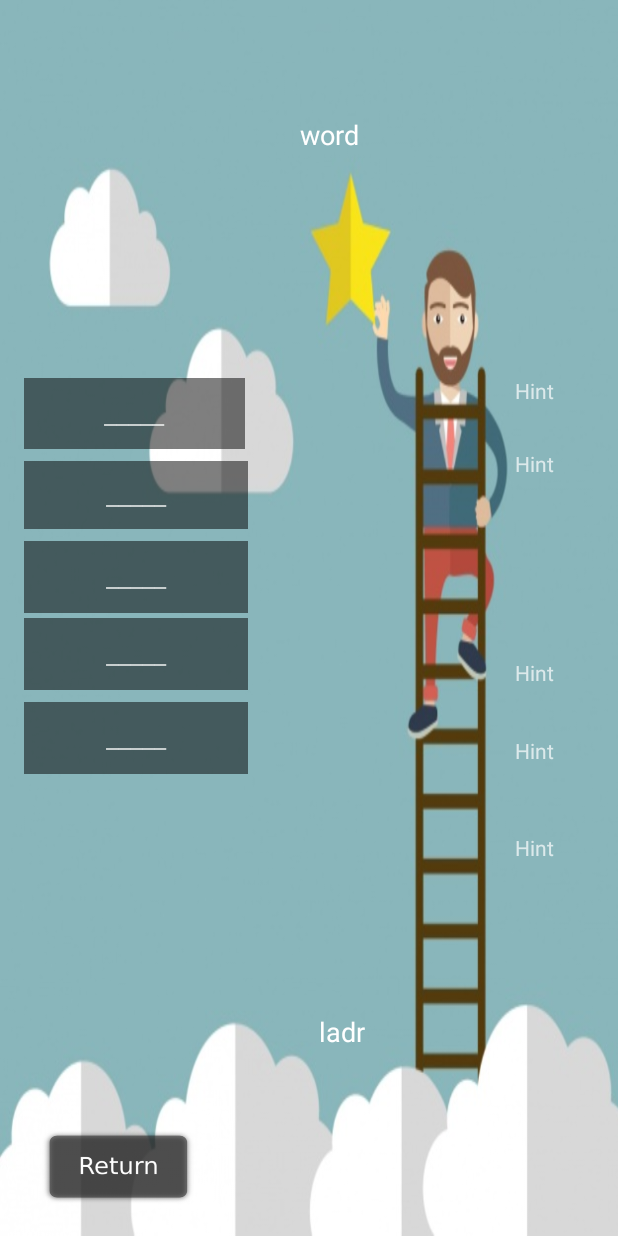
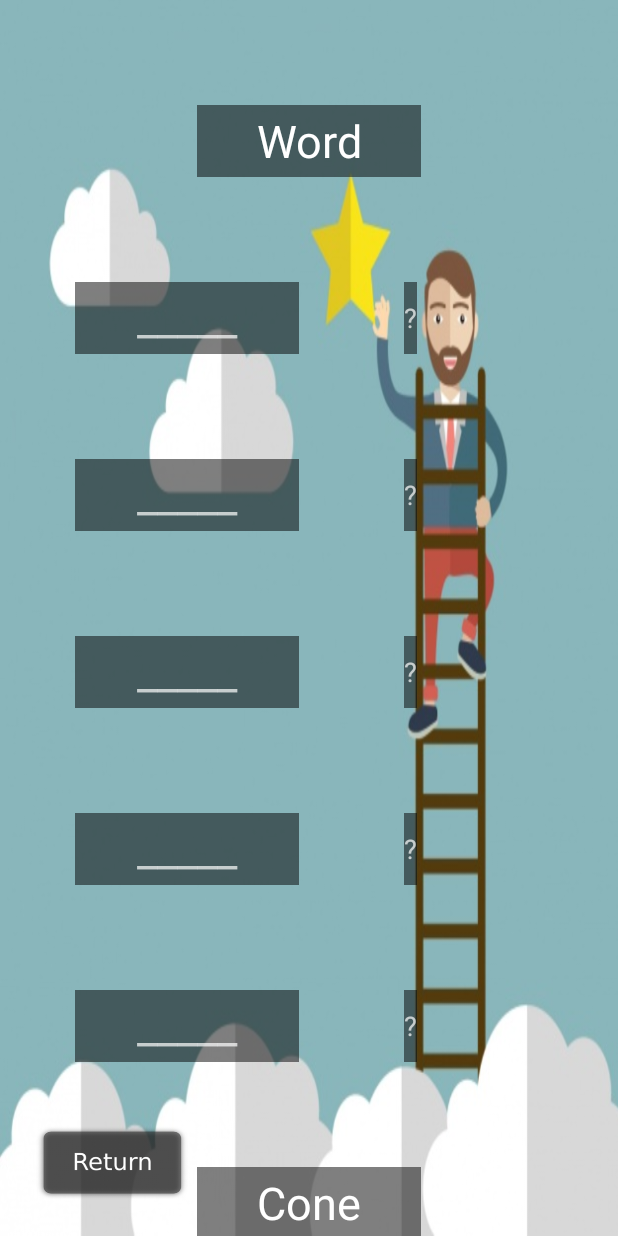
Before and after one commit to bjmcallister/CSC331-FA17-MBMGames, an Android app: the WordLadder screen opened directly, with no data from a screen before it, on a phone screen of 412 x 824 dp. Run offline under Robolectric (Android 15) with nearby library versions, the phone set to English and light mode, and no system bars.

Commit message:
Testing git through android studio

```diff
--- a/app/src/main/java/com/example/spencermassey/test/WordLadder.java
+++ b/app/src/main/java/com/example/spencermassey/test/WordLadder.java
@@ -5,6 +5,7 @@ import android.os.Bundle;
 import android.support.v7.app.AppCompatActivity;
 import android.view.View;
 import android.graphics.Color;
+import android.view.WindowManager;
 import android.widget.EditText;
 import android.widget.TextView;
 import java.lang.String;
@@ -15,11 +16,11 @@ import static com.example.spencermassey.test.R.id.Answer;
 import static com.example.spencermassey.test.R.id.editText;
 
 public class WordLadder extends AppCompatActivity {
-    public String hint = "given hint";
-    public String hint1 = "given hint 1";
-    public String hint2 = "given hint 2";
-    public String hint3 = "given hint 3";
-    public String hint4 = "given hint 4";
+    public String hint = "A person who has authority over others";
+    public String hint1 = "The rendered fat of hogs";
+    public String hint2 = "Any part of the earth's surface not covered by water";
+    public String hint3 = "Part of a highway large enough for one vehicle";
+    public String hint4 = "A stick or short staff used to assist one in walking";
     public String Correct = "Correct";
     public String Incorrect = "Incorrect";
 
@@ -27,7 +28,7 @@ public class WordLadder extends AppCompatActivity {
     protected void onCreate(Bundle savedInstanceState) {
         super.onCreate(savedInstanceState);
         setContentView(R.layout.activity_word_ladder);
-        ((EditText)findViewById(R.id.Answer)).setOnFocusChangeListener(new View.OnFocusChangeListener() {
+            ((EditText) findViewById(R.id.Answer)).setOnFocusChangeListener(new View.OnFocusChangeListener() {
 
                 @Override
                 public void onFocusChange(View v, boolean hasFocus) {
@@ -36,17 +37,17 @@ public class WordLadder extends AppCompatActivity {
     */
                     EditText userInput = (EditText) findViewById(R.id.Answer);
                     if (!hasFocus) {
-                    if((userInput.getText().toString().equals("ward"))){
-                        userInput.setTextColor(Color.GREEN);}
-
-                    else {
-                        userInput.setTextColor(Color.RED);
+                        if ((userInput.getText().toString().equals("lord"))) {
+                            userInput.setTextColor(Color.GREEN);
+                        } else {
+                            //userInput.setTextColor(Color.RED);
                         }
                     }
                 }
             });
 
-        ((EditText)findViewById(R.id.Answer1)).setOnFocusChangeListener(new View.OnFocusChangeListener() {
+
+            ((EditText) findViewById(R.id.Answer1)).setOnFocusChangeListener(new View.OnFocusChangeListener() {
 
                 @Override
                 public void onFocusChange(View v, boolean hasFocus) {
@@ -55,34 +56,15 @@ public class WordLadder extends AppCompatActivity {
     */
                     EditText userInput = (EditText) findViewById(R.id.Answer1);
                     if (!hasFocus) {
-                    if((userInput.getText().toString().equals("lard"))){
-                        userInput.setTextColor(Color.GREEN);}
-
-                    else {
-                        userInput.setTextColor(Color.RED);
+                        if ((userInput.getText().toString().equals("lard"))) {
+                            userInput.setTextColor(Color.GREEN);
+                        } else {
+                            //userInput.setTextColor(Color.RED);
                         }
                     }
                 }
             });
-        ((EditText)findViewById(R.id.Answer1)).setOnFocusChangeListener(new View.OnFocusChangeListener() {
-
-            @Override
-            public void onFocusChange(View v, boolean hasFocus) {
-    /* When focus is lost check that the text field
-    * has valid values.
-    */
-                EditText userInput = (EditText) findViewById(R.id.Answer1);
-                if (!hasFocus) {
-                    if((userInput.getText().toString().equals("lard"))){
-                        userInput.setTextColor(Color.GREEN);}
-
-                    else {
-                        userInput.setTextColor(Color.RED);
-                    }
-                }
-            }
-        });
-        ((EditText)findViewById(R.id.Answer2)).setOnFocusChangeListener(new View.OnFocusChangeListener() {
+            ((EditText) findViewById(R.id.Answer2)).setOnFocusChangeListener(new View.OnFocusChangeListener() {
 
                 @Override
                 public void onFocusChange(View v, boolean hasFocus) {
@@ -91,16 +73,15 @@ public class WordLadder extends AppCompatActivity {
     */
                     EditText userInput = (EditText) findViewById(R.id.Answer2);
                     if (!hasFocus) {
-                    if((userInput.getText().toString().equals("laid"))){
-                        userInput.setTextColor(Color.GREEN);}
-
-                    else {
-                        userInput.setTextColor(Color.RED);
+                        if ((userInput.getText().toString().equals("land"))) {
+                            userInput.setTextColor(Color.GREEN);
+                        } else {
+                            //userInput.setTextColor(Color.RED);
                         }
                     }
                 }
             });
-        ((EditText)findViewById(R.id.Answer3)).setOnFocusChangeListener(new View.OnFocusChangeListener() {
+            ((EditText) findViewById(R.id.Answer3)).setOnFocusChangeListener(new View.OnFocusChangeListener() {
 
                 @Override
                 public void onFocusChange(View v, boolean hasFocus) {
@@ -109,16 +90,15 @@ public class WordLadder extends AppCompatActivity {
     */
                     EditText userInput = (EditText) findViewById(R.id.Answer3);
                     if (!hasFocus) {
-                    if((userInput.getText().toString().equals("lair"))){
-                        userInput.setTextColor(Color.GREEN);}
-
-                    else {
-                        userInput.setTextColor(Color.RED);
+                        if ((userInput.getText().toString().equals("lane"))) {
+                            userInput.setTextColor(Color.GREEN);
+                        } else {
+                            //userInput.setTextColor(Color.RED);
                         }
                     }
                 }
             });
-        ((EditText)findViewById(R.id.Answer4)).setOnFocusChangeListener(new View.OnFocusChangeListener() {
+            ((EditText) findViewById(R.id.Answer4)).setOnFocusChangeListener(new View.OnFocusChangeListener() {
 
                 @Override
                 public void onFocusChange(View v, boolean hasFocus) {
@@ -127,15 +107,15 @@ public class WordLadder extends AppCompatActivity {
     */
                     EditText userInput = (EditText) findViewById(R.id.Answer4);
                     if (!hasFocus) {
-                    if((userInput.getText().toString().equals("ladr"))){
-                        userInput.setTextColor(Color.GREEN);}
-
-                    else {
-                        userInput.setTextColor(Color.RED);
+                        if ((userInput.getText().toString().equals("cane"))) {
+                            userInput.setTextColor(Color.GREEN);
+                        } else {
+                            //userInput.setTextColor(Color.RED);
                         }
                     }
                 }
             });
+
     }
     public void GoHome(View view)
     {
@@ -149,7 +129,7 @@ public class WordLadder extends AppCompatActivity {
         tv.setText(hint);
 
         //assign the textview forecolor
-        tv.setTextColor(Color.GREEN);
+        //tv.setTextColor(Color.GREEN);
     }
     public void display1(View v)
     {
@@ -158,7 +138,7 @@ public class WordLadder extends AppCompatActivity {
         tv.setText(hint1);
 
         //assign the textview forecolor
-        tv.setTextColor(Color.GREEN);
+        //tv.setTextColor(Color.GREEN);
     }
 
 
@@ -169,7 +149,7 @@ public class WordLadder extends AppCompatActivity {
         tv.setText(hint2);
 
         //assign the textview forecolor
-        tv.setTextColor(Color.GREEN);
+        //tv.setTextColor(Color.GREEN);
     }
 
     public void display3(View v)
@@ -179,7 +159,7 @@ public class WordLadder extends AppCompatActivity {
         tv.setText(hint3);
 
         //assign the textview forecolor
-        tv.setTextColor(Color.GREEN);
+        //tv.setTextColor(Color.GREEN);
     }
     public void display4(View v)
     {
@@ -188,6 +168,6 @@ public class WordLadder extends AppCompatActivity {
         tv.setText(hint4);
 
         //assign the textview forecolor
-        tv.setTextColor(Color.GREEN);
+        //tv.setTextColor(Color.GREEN);
     }
 }
--- a/app/src/main/res/layout/activity_word_ladder.xml
+++ b/app/src/main/res/layout/activity_word_ladder.xml
@@ -11,180 +11,208 @@
 
     <TextView
         android:id="@+id/hint"
-        android:layout_width="27dp"
-        android:layout_height="39dp"
-        android:layout_marginBottom="9dp"
-        android:layout_marginEnd="41dp"
-        android:layout_marginRight="41dp"
+        android:layout_width="wrap_content"
+        android:layout_height="48dp"
+        android:layout_marginLeft="70dp"
+        android:layout_marginTop="70dp"
+        android:background="@android:drawable/screen_background_dark_transparent"
+        android:gravity="center"
         android:onClick="display"
         android:text="@string/hint"
-        app:layout_constraintBottom_toTopOf="@+id/hint1"
-        app:layout_constraintRight_toRightOf="parent"
-        tools:layout_constraintBottom_creator="1"
-        tools:layout_constraintRight_creator="1" />
+        android:textSize="18sp"
+        app:layout_constraintLeft_toRightOf="@+id/Answer"
+        app:layout_constraintTop_toBottomOf="@+id/start" />
 
     <TextView
         android:id="@+id/hint1"
-        android:layout_width="31dp"
-        android:layout_height="58dp"
-        android:layout_marginBottom="137dp"
-        android:layout_marginEnd="1dp"
-        android:layout_marginRight="1dp"
-        android:layout_marginTop="136dp"
+        android:layout_width="wrap_content"
+        android:layout_height="48dp"
+        android:layout_marginLeft="70dp"
+        android:layout_marginTop="70dp"
+        android:background="@android:drawable/screen_background_dark_transparent"
+        android:gravity="center"
         android:onClick="display1"
         android:text="@string/hint"
-        app:layout_constraintBottom_toTopOf="@+id/hint4"
-        app:layout_constraintHorizontal_bias="0.0"
-        app:layout_constraintLeft_toLeftOf="@+id/hint"
-        app:layout_constraintRight_toRightOf="@+id/hint4"
-        app:layout_constraintTop_toBottomOf="@+id/Start"
-        tools:layout_constraintBottom_creator="1"
-        tools:layout_constraintLeft_creator="1"
-        tools:layout_constraintRight_creator="1"
-        tools:layout_constraintTop_creator="1"
-        tools:layout_editor_absoluteY="190dp" />
+        android:textSize="18sp"
+        app:layout_constraintLeft_toRightOf="@+id/Answer1"
+        app:layout_constraintTop_toBottomOf="@+id/hint" />
 
     <TextView
         android:id="@+id/hint2"
-        android:layout_width="51dp"
-        android:layout_height="52dp"
-        android:layout_marginBottom="0dp"
+        android:layout_width="wrap_content"
+        android:layout_height="48dp"
+        android:layout_marginLeft="70dp"
+        android:layout_marginTop="70dp"
+        android:background="@android:drawable/screen_background_dark_transparent"
+        android:gravity="center"
         android:onClick="display2"
         android:text="@string/hint"
-        app:layout_constraintBottom_toTopOf="@+id/hint3"
-        app:layout_constraintHorizontal_bias="0.0"
-        app:layout_constraintLeft_toLeftOf="@+id/hint3"
-        app:layout_constraintRight_toRightOf="@+id/hint3"
-        tools:layout_constraintBottom_creator="1"
-        tools:layout_constraintLeft_creator="1"
-        tools:layout_constraintRight_creator="1"
-        tools:layout_editor_absoluteX="327dp"
-        tools:layout_editor_absoluteY="260dp" />
+        android:textSize="18sp"
+        app:layout_constraintLeft_toRightOf="@+id/Answer2"
+        app:layout_constraintTop_toBottomOf="@+id/hint1" />
 
     <TextView
         android:id="@+id/hint3"
-        android:layout_width="35dp"
-        android:layout_height="43dp"
-        android:layout_marginBottom="290dp"
+        android:layout_width="wrap_content"
+        android:layout_height="48dp"
+        android:layout_marginLeft="70dp"
+        android:layout_marginTop="70dp"
+        android:background="@android:drawable/screen_background_dark_transparent"
+        android:gravity="center"
         android:onClick="display3"
         android:text="@string/hint"
-        app:layout_constraintBottom_toBottomOf="parent"
-        app:layout_constraintHorizontal_bias="0.0"
-        app:layout_constraintLeft_toLeftOf="@+id/hint4"
-        app:layout_constraintRight_toRightOf="@+id/hint4"
-        tools:layout_constraintBottom_creator="1"
-        tools:layout_constraintLeft_creator="1"
-        tools:layout_constraintRight_creator="1" />
+        android:textSize="18sp"
+        app:layout_constraintLeft_toRightOf="@+id/Answer3"
+        app:layout_constraintTop_toBottomOf="@+id/hint2" />
 
     <TextView
         android:id="@+id/hint4"
-        android:layout_width="29dp"
-        android:layout_height="57dp"
+        android:layout_width="wrap_content"
+        android:layout_height="48dp"
+        android:layout_marginLeft="70dp"
+        android:layout_marginTop="70dp"
+        android:background="@android:drawable/screen_background_dark_transparent"
+        android:gravity="center"
+        android:onClick="display4"
         android:text="@string/hint"
-        android:onClick="display4"
-        tools:layout_constraintTop_creator="1"
-        tools:layout_constraintRight_creator="1"
-        tools:layout_constraintBottom_creator="1"
-        app:layout_constraintBottom_toTopOf="@+id/End"
-        android:layout_marginEnd="39dp"
+        android:textSize="18sp"
+        app:layout_constraintLeft_toRightOf="@+id/Answer4"
+        app:layout_constraintTop_toBottomOf="@+id/hint3" />
+
+    <EditText
+        android:id="@+id/start"
+        android:layout_width="149dp"
+        android:layout_height="48dp"
+        android:layout_marginTop="70dp"
+        android:background="@android:drawable/screen_background_dark_transparent"
+        android:ems="10"
+        android:focusable="false"
+        android:gravity="center"
+        android:inputType="textPersonName"
+        android:text="@string/start"
+        android:textSize="30sp"
+        app:layout_constraintLeft_toLeftOf="parent"
         app:layout_constraintRight_toRightOf="parent"
-        android:layout_marginTop="69dp"
-        app:layout_constraintTop_toBottomOf="@+id/hint2"
-        android:layout_marginBottom="70dp"
-        android:layout_marginRight="39dp"
-        app:layout_constraintVertical_bias="0.411" />
+        app:layout_constraintTop_toTopOf="parent" />
 
     <EditText
         android:id="@+id/Answer"
-        android:layout_width="147dp"
-        android:layout_height="47dp"
-        android:layout_marginLeft="68dp"
-        android:layout_marginStart="16dp"
+        android:layout_width="149dp"
+        android:layout_height="48dp"
+        android:layout_marginLeft="50dp"
+        android:layout_marginStart="50dp"
+        android:layout_marginTop="70dp"
         android:background="@android:drawable/screen_background_dark_transparent"
+        android:capitalize="words"
         android:ems="10"
+        android:focusedByDefault="true"
         android:gravity="center"
         android:hint="@string/answer"
+        android:imeOptions="actionNext"
         android:inputType="textPersonName"
-        app:layout_constraintBottom_toTopOf="@+id/hint1"
+        android:nextFocusDown="@+id/Answer1"
+        android:selectAllOnFocus="true"
+        android:textSize="30sp"
         app:layout_constraintLeft_toLeftOf="parent"
-        app:layout_constraintTop_toTopOf="@+id/hint"
-        app:layout_constraintVertical_bias="1.0"
-        tools:layout_constraintBottom_creator="1"
-        tools:layout_constraintLeft_creator="1"
-        tools:layout_constraintTop_creator="1" />
+        app:layout_constraintTop_toBottomOf="@+id/start" />
 
     <EditText
         android:id="@+id/Answer1"
         android:layout_width="149dp"
-        android:layout_height="45dp"
-        android:layout_marginTop="8dp"
+        android:layout_height="48dp"
+        android:layout_marginLeft="50dp"
+        android:layout_marginStart="50dp"
+        android:layout_marginTop="70dp"
         android:background="@android:drawable/screen_background_dark_transparent"
+        android:capitalize="words"
         android:ems="10"
         android:gravity="center"
         android:hint="@string/answer"
+        android:imeOptions="actionNext"
         android:inputType="textPersonName"
-        app:layout_constraintHorizontal_bias="0.285"
-        app:layout_constraintLeft_toLeftOf="@+id/Answer"
-        app:layout_constraintRight_toRightOf="@+id/Answer"
-        app:layout_constraintTop_toBottomOf="@+id/Answer"
-        tools:layout_constraintLeft_creator="1"
-        tools:layout_constraintRight_creator="1"
-        tools:layout_constraintTop_creator="1"
-        tools:layout_editor_absoluteY="231dp" />
+        android:nextFocusDown="@+id/Answer2"
+        android:selectAllOnFocus="true"
+        android:textSize="30sp"
+        app:layout_constraintLeft_toLeftOf="parent"
+        app:layout_constraintTop_toBottomOf="@+id/Answer" />
 
 
     <EditText
         android:id="@+id/Answer2"
-        android:layout_width="0dp"
+        android:layout_width="149dp"
         android:layout_height="48dp"
-        android:layout_marginTop="8dp"
+        android:layout_marginLeft="50dp"
+        android:layout_marginStart="50dp"
+        android:layout_marginTop="70dp"
         android:background="@android:drawable/screen_background_dark_transparent"
+        android:capitalize="words"
         android:ems="10"
         android:gravity="center"
         android:hint="@string/answer"
+        android:imeOptions="actionNext"
         android:inputType="textPersonName"
-        app:layout_constraintLeft_toLeftOf="@+id/Answer1"
-        app:layout_constraintRight_toRightOf="@+id/Answer1"
-        app:layout_constraintTop_toBottomOf="@+id/Answer1"
-        tools:layout_constraintLeft_creator="1"
-        tools:layout_constraintRight_creator="1"
-        tools:layout_constraintTop_creator="1" />
+        android:nextFocusDown="@+id/Answer3"
+        android:selectAllOnFocus="true"
+        android:textSize="30sp"
+        app:layout_constraintLeft_toLeftOf="parent"
+        app:layout_constraintTop_toBottomOf="@+id/Answer1" />
 
     <EditText
         android:id="@+id/Answer3"
-        android:layout_width="0dp"
+        android:layout_width="149dp"
         android:layout_height="48dp"
-        android:layout_marginTop="3dp"
+        android:layout_marginLeft="50dp"
+        android:layout_marginStart="50dp"
+        android:layout_marginTop="70dp"
         android:background="@android:drawable/screen_background_dark_transparent"
+        android:capitalize="words"
         android:ems="10"
         android:gravity="center"
         android:hint="@string/answer"
+        android:imeOptions="actionNext"
         android:inputType="textPersonName"
-        app:layout_constraintHorizontal_bias="1.0"
-        app:layout_constraintLeft_toLeftOf="@+id/Answer2"
-        app:layout_constraintRight_toRightOf="@+id/Answer2"
-        app:layout_constraintTop_toBottomOf="@+id/Answer2"
-        tools:layout_constraintLeft_creator="1"
-        tools:layout_constraintRight_creator="1"
-        tools:layout_constraintTop_creator="1" />
+        android:nextFocusDown="@+id/Answer4"
+        android:selectAllOnFocus="true"
+        android:textSize="30sp"
+        app:layout_constraintLeft_toLeftOf="parent"
+        app:layout_constraintTop_toBottomOf="@+id/Answer2" />
 
 
     <EditText
         android:id="@+id/Answer4"
-        android:layout_width="0dp"
+        android:layout_width="149dp"
         android:layout_height="48dp"
-        android:layout_marginTop="8dp"
+        android:layout_marginLeft="50dp"
+        android:layout_marginStart="50dp"
+        android:layout_marginTop="70dp"
         android:background="@android:drawable/screen_background_dark_transparent"
+        android:capitalize="words"
         android:ems="10"
         android:gravity="center"
         android:hint="@string/answer"
+        android:imeOptions="actionNext"
         android:inputType="textPersonName"
-        app:layout_constraintLeft_toLeftOf="@+id/Answer3"
-        app:layout_constraintRight_toRightOf="@+id/Answer3"
-        app:layout_constraintTop_toBottomOf="@+id/Answer3"
-        tools:layout_constraintLeft_creator="1"
-        tools:layout_constraintRight_creator="1"
-        tools:layout_constraintTop_creator="1" />
+        android:nextFocusDown="@+id/Answer"
+        android:selectAllOnFocus="true"
+        android:textSize="30sp"
+        app:layout_constraintLeft_toLeftOf="parent"
+        app:layout_constraintTop_toBottomOf="@+id/Answer3" />
+
+    <EditText
+        android:id="@+id/end"
+        android:layout_width="149dp"
+        android:layout_height="48dp"
+        android:layout_marginTop="70dp"
+        android:background="@android:drawable/screen_background_dark_transparent"
+        android:ems="10"
+        android:focusable="false"
+        android:gravity="center"
+        android:inputType="textPersonName"
+        android:text="@string/end"
+        android:textSize="30sp"
+        app:layout_constraintLeft_toLeftOf="parent"
+        app:layout_constraintRight_toRightOf="parent"
+        app:layout_constraintTop_toBottomOf="@+id/Answer4" />
 
     <Button
         android:id="@+id/returnbtn"
@@ -192,53 +220,10 @@
         android:layout_height="49dp"
         android:background="@drawable/return_picture"
         android:onClick="GoHome"
-        tools:layout_constraintBottom_creator="1"
-        android:layout_marginStart="28dp"
+        android:layout_marginLeft="24dp"
+        app:layout_constraintLeft_toLeftOf="parent"
         app:layout_constraintBottom_toBottomOf="parent"
-        tools:layout_constraintLeft_creator="1"
-        android:layout_marginBottom="21dp"
-        app:layout_constraintLeft_toLeftOf="parent"
-        android:layout_marginLeft="28dp" />
-
-    <EditText
-        android:id="@+id/End"
-        android:layout_width="wrap_content"
-        android:layout_height="wrap_content"
-        android:ems="10"
-        android:inputType="textPersonName"
-        android:text="@string/end"
-        android:focusable="false"
-        android:background="@android:color/transparent"
-        tools:layout_constraintRight_creator="1"
-        tools:layout_constraintBottom_creator="1"
-        app:layout_constraintBottom_toTopOf="@+id/returnbtn"
-        android:layout_marginEnd="77dp"
-        app:layout_constraintRight_toRightOf="parent"
-        android:layout_marginBottom="53dp"
-        android:layout_marginRight="85dp"
-        android:gravity="center"/>
-
-    <EditText
-        android:id="@+id/Start"
-        android:layout_width="wrap_content"
-        android:layout_height="wrap_content"
-        android:ems="10"
-        android:inputType="textPersonName"
-        android:text="@string/start"
-        android:focusable="false"
-        android:background="@android:color/transparent"
-        tools:layout_constraintTop_creator="1"
-        tools:layout_constraintRight_creator="1"
-        app:layout_constraintRight_toRightOf="parent"
-        android:layout_marginTop="60dp"
-        tools:layout_constraintLeft_creator="1"
-        app:layout_constraintLeft_toLeftOf="parent"
-        app:layout_constraintTop_toTopOf="parent"
-        android:gravity="center"
-        app:layout_constraintHorizontal_bias="0.568"
-        android:layout_marginBottom="8dp"
-        app:layout_constraintBottom_toTopOf="@+id/End"
-        app:layout_constraintVertical_bias="0.03" />
+        android:layout_marginBottom="24dp" />
 
 
 </android.support.constraint.ConstraintLayout>
--- a/app/src/main/res/values/strings.xml
+++ b/app/src/main/res/values/strings.xml
@@ -7,15 +7,12 @@
     <string name="Return">Return</string>
     <string name="edit_message">Enter a message</string>
     <string name="button_word_jumble">Word Jumble</string>
-    <string name="end">ladr</string>
-    <string name="start">word</string>
-    <string name="hint">Hint</string>
+    <string name="end">Cone</string>
+    <string name="start">Word</string>
+    <string name="hint">"?"</string>
     <string name="answer">_____</string>
     <string name="button_word_ladder">World Ladder</string>
     <string name="title_activity_second_page">Word Jumble</string>
     <string name="title_activity_word_ladder">Word Ladder</string>
-    <string name="ward">ward</string>
-    <string name="lard">lard</string>
-    <string name="laid">laid</string>
-    <string name="lair">lair</string>
+
 </resources>
```
Lines whose indentation alone changed are shown as unchanged.
